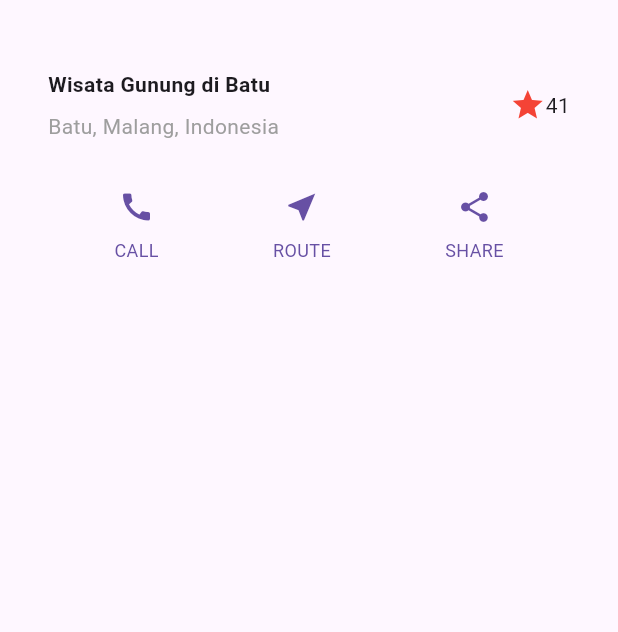
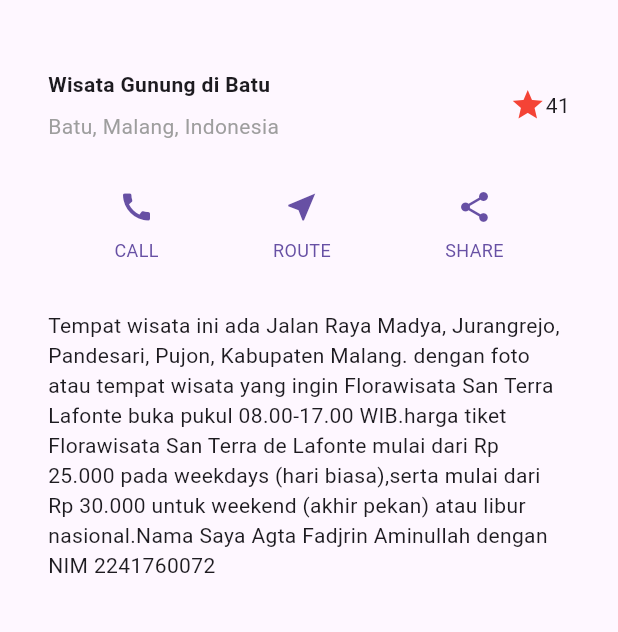
Before and after one commit to Agta01/layout_flutter, a Flutter app: the screen it shows after launch, on a phone screen of 412 x 824 dp, the part 63-695 px from its top. Run offline on Flutter 3.47's test engine with Material 3 defaults, Android fonts, the phone set to English and light mode, and no system bars.

Commit message:
Praktikum 3 JS 6 (Implementasi text section)

```diff
--- a/lib/main.dart
+++ b/lib/main.dart
@@ -56,6 +56,20 @@ class MyApp extends StatelessWidget {
           _buildButtonColumn(color, Icons.share, 'SHARE'),
         ],
       );
+
+    Widget textSection = Container(
+      padding: const EdgeInsets.all(32),
+      child: const Text(
+        'Tempat wisata ini ada Jalan Raya Madya, Jurangrejo, Pandesari, Pujon, Kabupaten Malang. '
+        'dengan foto atau tempat wisata yang ingin '
+        'Florawisata San Terra Lafonte buka pukul 08.00-17.00 WIB.'
+        'harga tiket Florawisata San Terra de Lafonte mulai dari Rp 25.000 pada weekdays (hari biasa),'
+        'serta mulai dari Rp 30.000 untuk weekend (akhir pekan) atau libur nasional.'
+        'Nama Saya Agta Fadjrin Aminullah dengan NIM 2241760072 ',
+        softWrap: true,
+      ),
+    );
+
     return MaterialApp(
       title: 'Flutter layout: Agta Fadjrin Aminullah dan 2241760072',
       home: Scaffold(
@@ -66,6 +80,7 @@ class MyApp extends StatelessWidget {
           children: [
             titleSection,
             buttonSection,
+            textSection,
             ],
             ),
       ),
```
